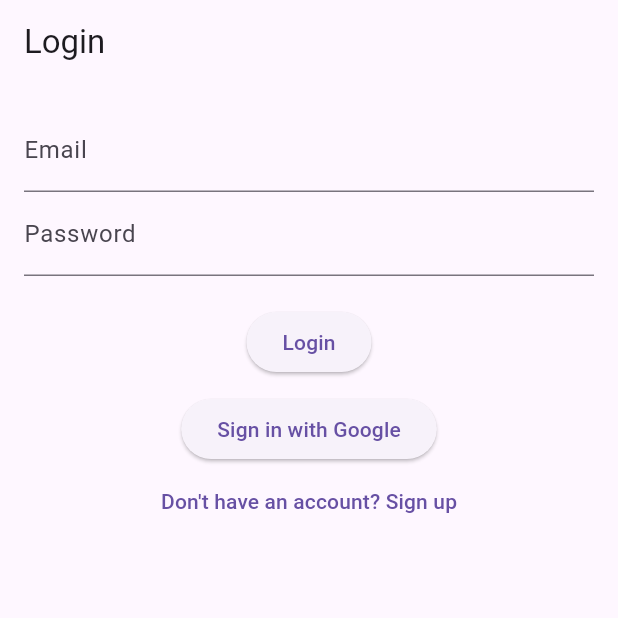
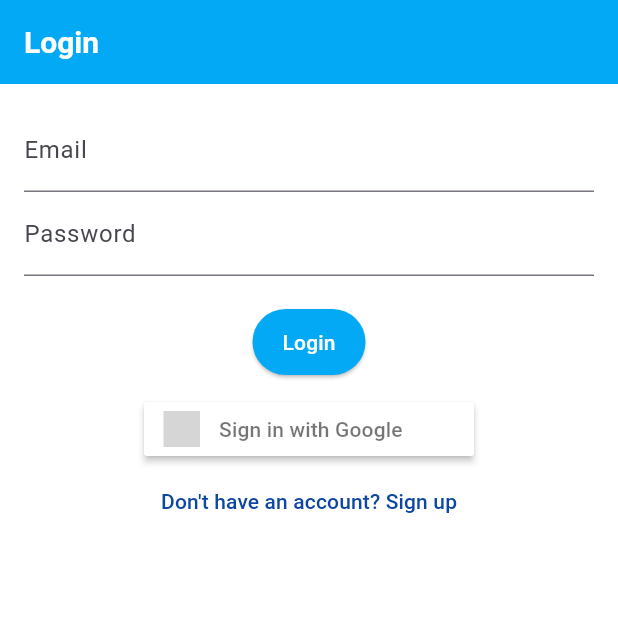
Before and after one commit to enriicola/Marapp, a Flutter app: the screen it shows after launch, on a phone screen of 412 x 824 dp, the top half of it. Run offline on Flutter 3.47's test engine with Material 3 defaults, Android fonts, the light colour scheme and no system bars; our stand-ins replace firebase_auth, firebase_core, flutter_signin_button, google_sign_in; accounts and stored records are empty; grey boxes are pictures that could not be loaded.

Commit message:
google sign in

```diff
--- a/Marapp-main/flutter/marapp/lib/main.dart
+++ b/Marapp-main/flutter/marapp/lib/main.dart
@@ -1,6 +1,7 @@
 import 'package:flutter/material.dart';
+import 'package:firebase_core/firebase_core.dart';
 import 'package:provider/provider.dart';
-import 'package:firebase_core/firebase_core.dart';
+import 'utils/theme.dart';
 import 'providers/auth_provider.dart';
 import 'views/login_signup_view.dart';
 
@@ -18,6 +19,7 @@ class MyApp extends StatelessWidget {
         ChangeNotifierProvider(create: (_) => AuthProvider()),
       ],
       child: MaterialApp(
+        theme: appTheme,
         home: LoginSignupView(),
       ),
     );
--- /dev/null
+++ b/Marapp-main/flutter/marapp/lib/utils/theme.dart
@@ -0,0 +1,41 @@
+import 'package:flutter/material.dart';
+
+final ThemeData appTheme = ThemeData(
+  primaryColor: Colors.lightBlue,
+  hintColor: Colors.orange[50],
+  scaffoldBackgroundColor: Colors.white,
+  appBarTheme: AppBarTheme(
+    backgroundColor: Colors.lightBlue,
+    iconTheme: IconThemeData(color: Colors.white),
+    titleTextStyle: TextStyle(
+      color: Colors.white,
+      fontSize: 20,
+      fontWeight: FontWeight.bold,
+    ),
+  ),
+  elevatedButtonTheme: ElevatedButtonThemeData(
+    style: ElevatedButton.styleFrom(
+      backgroundColor: Colors.lightBlue,   // Colore di sfondo
+      foregroundColor: Colors.white,       // Colore del testo
+      padding: EdgeInsets.symmetric(horizontal: 20, vertical: 12),
+    ),
+  ),
+  textButtonTheme: TextButtonThemeData(
+    style: TextButton.styleFrom(
+      backgroundColor: Colors.transparent, // Colore di sfondo
+      foregroundColor: Colors.blue[900],
+      splashFactory: NoSplash.splashFactory,
+    ),
+  ),
+  outlinedButtonTheme: OutlinedButtonThemeData(
+    style: OutlinedButton.styleFrom(
+      backgroundColor: Colors.lightBlue,           // Colore del bordo e del testo
+    ),
+  ),
+  textTheme: TextTheme(
+    bodyLarge: TextStyle(color: Colors.black87, fontSize: 16),
+    bodyMedium: TextStyle(color: Colors.black54, fontSize: 14),
+    displayLarge: TextStyle(fontSize: 24, fontWeight: FontWeight.bold, color: Colors.black),
+    titleMedium: TextStyle(fontSize: 18, color: Colors.grey),
+  ),
+);
--- a/Marapp-main/flutter/marapp/lib/views/login_signup_view.dart
+++ b/Marapp-main/flutter/marapp/lib/views/login_signup_view.dart
@@ -3,6 +3,7 @@ import 'package:firebase_auth/firebase_auth.dart';
 import 'package:provider/provider.dart';
 import 'home_page.dart';
 import '../providers/auth_provider.dart' as local_auth;
+import 'package:flutter_signin_button/flutter_signin_button.dart';
 
 class LoginSignupView extends StatefulWidget {
   @override
@@ -11,6 +12,7 @@ class LoginSignupView extends StatefulWidget {
 
 class _LoginSignupViewState extends State<LoginSignupView> {
   bool isLogin = true;
+  bool isLoading = false; // Variabile di stato per il caricamento
   final GlobalKey<FormState> _formKey = GlobalKey<FormState>();
 
   TextEditingController emailController = TextEditingController();
@@ -24,6 +26,10 @@ class _LoginSignupViewState extends State<LoginSignupView> {
 
   Future<void> _submit() async {
     if (_formKey.currentState!.validate()) {
+      setState(() {
+        isLoading = true; // Mostra la rotella di caricamento
+      });
+
       try {
         if (isLogin) {
           // Perform login
@@ -34,7 +40,7 @@ class _LoginSignupViewState extends State<LoginSignupView> {
           // Redirect to home
           Navigator.pushReplacement(
             context,
-            MaterialPageRoute(builder: (context) => HomePage()),
+            MaterialPageRoute(builder: (context) => HomeScreen()),
           );
         } else {
           // Perform registration
@@ -45,7 +51,7 @@ class _LoginSignupViewState extends State<LoginSignupView> {
           // Redirect to home
           Navigator.pushReplacement(
             context,
-            MaterialPageRoute(builder: (context) => HomePage()),
+            MaterialPageRoute(builder: (context) => HomeScreen()),
           );
         }
       } on FirebaseAuthException catch (e) {
@@ -69,17 +75,26 @@ class _LoginSignupViewState extends State<LoginSignupView> {
             ],
           ),
         );
+      } finally {
+        setState(() {
+          isLoading = false; // Nascondi la rotella di caricamento
+        });
       }
     }
   }
 
   Future<void> _signInWithGoogle() async {
+    setState(() {
+      isLoading = true; // Mostra la rotella di caricamento
+    });
+
     final authProvider = Provider.of<local_auth.AuthProvider>(context, listen: false);
     User? user = await authProvider.signInWithGoogle();
+
     if (user != null) {
       Navigator.pushReplacement(
         context,
-        MaterialPageRoute(builder: (context) => HomePage()),
+        MaterialPageRoute(builder: (context) => HomeScreen()),
       );
     } else {
       showDialog(
@@ -96,31 +111,10 @@ class _LoginSignupViewState extends State<LoginSignupView> {
         ),
       );
     }
-  }
 
-  Future<void> _signUpWithGoogle() async {
-    final authProvider = Provider.of<local_auth.AuthProvider>(context, listen: false);
-    User? user = await authProvider.signInWithGoogle(); // Could be the same method for login
-    if (user != null) {
-      Navigator.pushReplacement(
-        context,
-        MaterialPageRoute(builder: (context) => HomePage()),
-      );
-    } else {
-      showDialog(
-        context: context,
-        builder: (context) => AlertDialog(
-          title: Text('Error'),
-          content: Text('An error occurred during Google registration.'),
-          actions: [
-            TextButton(
-              onPressed: () => Navigator.of(context).pop(),
-              child: Text('OK'),
-            ),
-          ],
-        ),
-      );
-    }
+    setState(() {
+      isLoading = false; // Nascondi la rotella di caricamento
+    });
   }
 
   @override
@@ -129,9 +123,14 @@ class _LoginSignupViewState extends State<LoginSignupView> {
       appBar: AppBar(
         title: Text(isLogin ? 'Login' : 'Sign Up'),
       ),
-      body: Padding(
+      body: Center( // Usa Center per centrare il contenuto
+        child: Padding(
           padding: const EdgeInsets.all(16.0),
-        child: Form(
+          child: Column(
+            mainAxisAlignment: isLoading ? MainAxisAlignment.center : MainAxisAlignment.start, // Allinea al centro se in caricamento
+            children: [
+              if (!isLoading) // Mostra il form solo se non stai caricando
+                Form(
                   key: _formKey,
                   child: Column(
                     children: [
@@ -159,9 +158,9 @@ class _LoginSignupViewState extends State<LoginSignupView> {
                         child: Text(isLogin ? 'Login' : 'Sign Up'),
                       ),
                       SizedBox(height: 10),
-              ElevatedButton(
-                onPressed: isLogin ? _signInWithGoogle : _signUpWithGoogle,
-                child: Text(isLogin ? "Sign in with Google" : "Sign up with Google"),
+                      SignInButton(
+                        Buttons.Google,
+                        onPressed: _signInWithGoogle,
                       ),
                       TextButton(
                         onPressed: toggleFormType,
@@ -172,6 +171,13 @@ class _LoginSignupViewState extends State<LoginSignupView> {
                     ],
                   ),
                 ),
+              if (isLoading) // Mostra la rotella di caricamento
+                Center(
+                  child: CircularProgressIndicator(),
+                ),
+            ],
+          ),
+        ),
       ),
     );
   }
--- a/Marapp-main/flutter/marapp/pubspec.yaml
+++ b/Marapp-main/flutter/marapp/pubspec.yaml
@@ -36,6 +36,7 @@ dependencies:
   collection: ^1.18.0
   provider: ^6.0.5
   google_sign_in: ^6.0.1
+  flutter_signin_button: ^2.0.0
 
 
 
```
Also changed, not shown: Marapp-main/flutter/marapp/lib/views/home_page.dart (+105 -10 lines), Marapp-main/flutter/marapp/pubspec.lock. Lines whose indentation alone changed are shown as unchanged.
